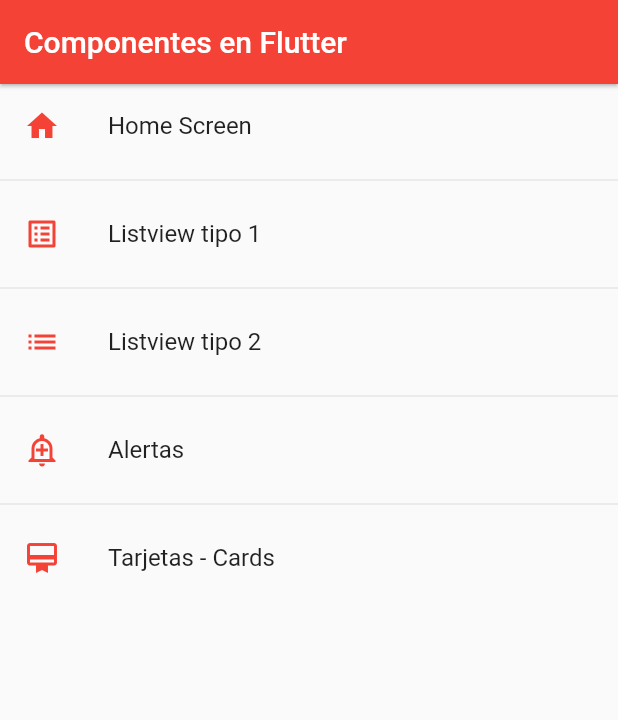
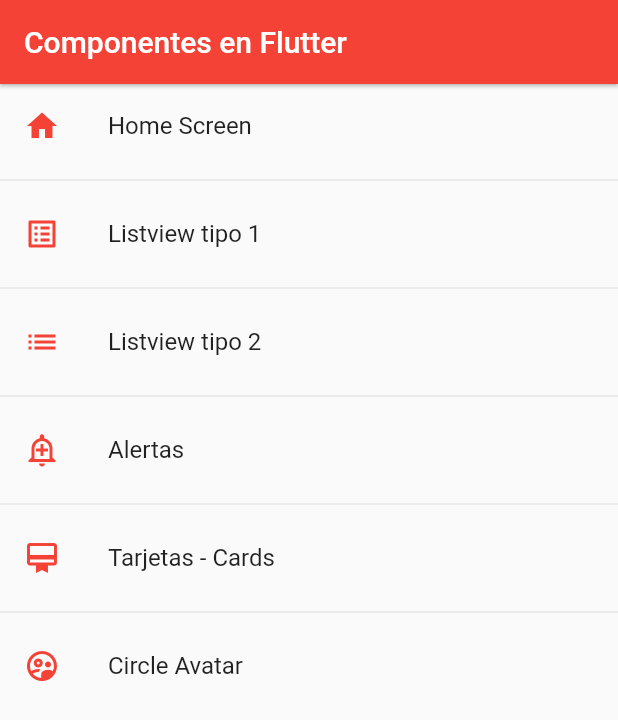
Before and after one commit to EmiMtz/FlutterComponents, a Flutter app: the screen it shows after launch, on a phone screen of 412 x 824 dp. Shown: the top 720 px of the screen. Run offline on Flutter 3.47's test engine with Material 2 defaults, Android fonts, the phone set to English and light mode, and no system bars.

Commit message:
Circle Avatar

```diff
--- a/lib/router/app_routes.dart
+++ b/lib/router/app_routes.dart
@@ -12,6 +12,7 @@ class AppRoutes {
     MenuOption(route: 'Listview2', icon: Icons.list, name: 'Listview tipo 2', screen: const ListView2Screen()),
     MenuOption(route: 'alert', icon: Icons.add_alert_outlined, name: 'Alertas', screen: const AlertScreen()),
     MenuOption(route: 'card', icon: Icons.card_membership, name: 'Tarjetas - Cards', screen: const CardScreen()),
+    MenuOption(route: 'avatar', icon: Icons.supervised_user_circle_outlined, name: 'Circle Avatar', screen: const AvatarScreen()),
   ];
 
   static Map<String, Widget Function(BuildContext)> getAppRoutes() {
--- a/lib/screens/screens.dart
+++ b/lib/screens/screens.dart
@@ -1,4 +1,5 @@
 export 'package:fl_components/screens/alert_screen.dart';
+export 'package:fl_components/screens/avatar_screen.dart';
 export 'package:fl_components/screens/card_screen.dart';
 export 'package:fl_components/screens/home_screen.dart';
 export 'package:fl_components/screens/listview1_screen.dart';
--- a/lib/theme/app_theme.dart
+++ b/lib/theme/app_theme.dart
@@ -16,8 +16,23 @@ class AppTheme {
 
     //TextButton Theme
     textButtonTheme: TextButtonThemeData(
-      style: TextButton.styleFrom(primary: primary)
+      style: TextButton.styleFrom(foregroundColor: primary)
     ),
+
+    //floatingActionsButtons
+    floatingActionButtonTheme: const FloatingActionButtonThemeData(
+      backgroundColor: primary,
+      elevation: 5
+    ),
+
+    // ElevatedButtons
+    elevatedButtonTheme: ElevatedButtonThemeData(
+      style: ElevatedButton.styleFrom(
+        backgroundColor: primary,
+        shape: const StadiumBorder(),
+        elevation: 5
+      )
+    )
   );
 
   static final ThemeData darkTheme = ThemeData.light().copyWith(
@@ -32,8 +47,23 @@ class AppTheme {
 
     //TextButton Theme
     textButtonTheme: TextButtonThemeData(
-      style: TextButton.styleFrom(primary: primary)
+      style: TextButton.styleFrom(foregroundColor: primary)
     ),
-    scaffoldBackgroundColor: Colors.white
+    scaffoldBackgroundColor: Colors.white,
+
+    //floatingActionsButtons
+    floatingActionButtonTheme: const FloatingActionButtonThemeData(
+      backgroundColor: primary,
+      elevation: 5
+    ),
+
+    // ElevatedButtons
+    elevatedButtonTheme: ElevatedButtonThemeData(
+      style: ElevatedButton.styleFrom(
+        backgroundColor: primary,
+        shape: const StadiumBorder(),
+        elevation: 5
+      )
+    )
   );
 }
```
Also changed, not shown: lib/screens/alert_screen.dart (+78 -2 lines), lib/screens/avatar_screen.dart (added, +30 -0 lines).
